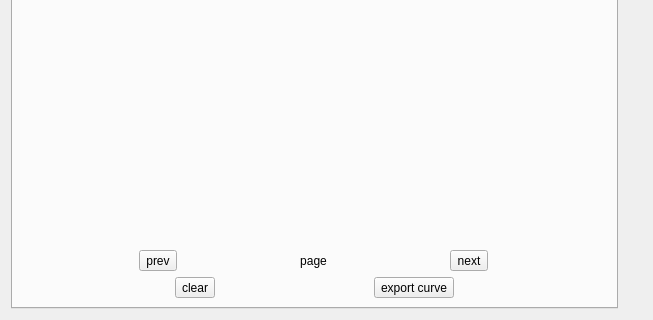
The window that src/form/FormPlotCorrection/ShowCorrectionCurve/showcorrectioncurve.ui (MRsoymilk/MySerial) describes before a commit, drawn with Qt 5; both pictures show x 0 to 653 and y 160 to 480 of the 653 by 480 pixel window.
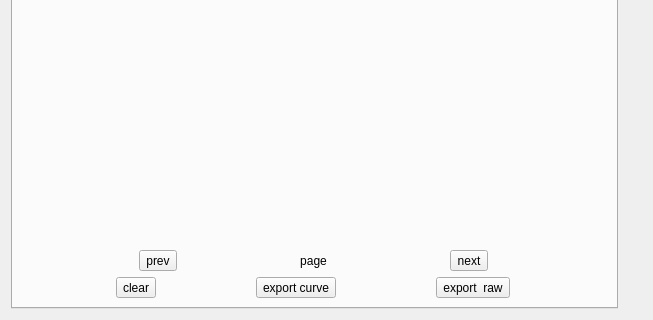
The same window after the commit.

Commit message: ShowCorrectionCurve: add export raw

The edit to the form file:
```diff
--- a/src/form/FormPlotCorrection/ShowCorrectionCurve/showcorrectioncurve.ui
+++ b/src/form/FormPlotCorrection/ShowCorrectionCurve/showcorrectioncurve.ui
@@ -158,6 +158,13 @@
            </property>
           </widget>
          </item>
+         <item>
+          <widget class="QToolButton" name="tBtnExportRaw">
+           <property name="text">
+            <string>export  raw</string>
+           </property>
+          </widget>
+         </item>
         </layout>
        </item>
       </layout>
```
The commit also changes 2 other files.
